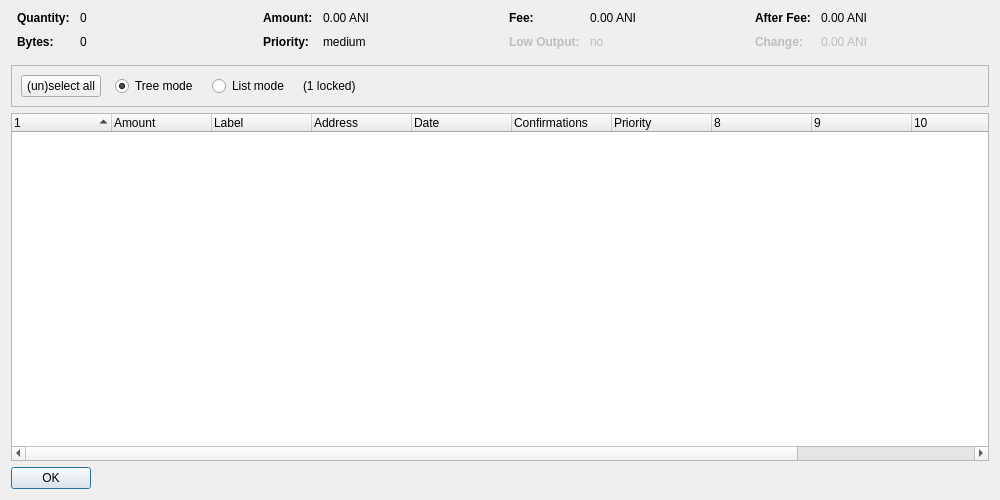
Before: the Qt Designer form src/qt/forms/coincontroldialog.ui in Animecointeam/Animecoin, drawn with Qt 5.
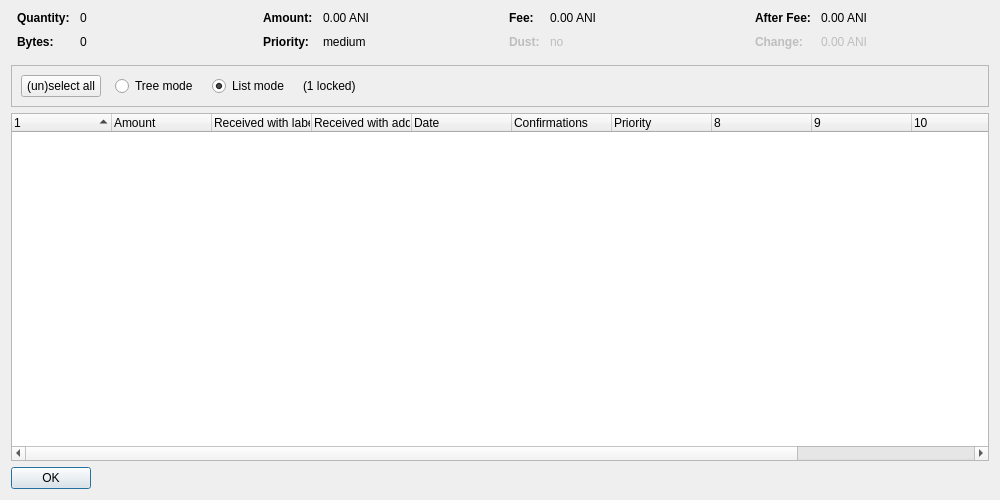
After: the same form once the commit is applied. Custom widgets are drawn as their Qt base class.

```diff
--- a/src/qt/forms/coincontroldialog.ui
+++ b/src/qt/forms/coincontroldialog.ui
@@ -225,7 +225,7 @@
           </font>
          </property>
          <property name="text">
-          <string>Low Output:</string>
+          <string>Dust:</string>
          </property>
         </widget>
        </item>
@@ -376,9 +376,6 @@
           <property name="text">
            <string>Tree mode</string>
           </property>
-          <property name="checked">
-           <bool>true</bool>
-          </property>
          </widget>
         </item>
         <item>
@@ -392,6 +389,9 @@
           <property name="text">
            <string>List mode</string>
           </property>
+          <property name="checked">
+           <bool>true</bool>
+          </property>
          </widget>
         </item>
         <item>
@@ -448,12 +448,12 @@
      </column>
      <column>
       <property name="text">
-       <string notr="true">Label</string>
+       <string>Received with label</string>
       </property>
      </column>
      <column>
       <property name="text">
-       <string>Address</string>
+       <string>Received with address</string>
       </property>
      </column>
      <column>
```
Left out of the diff: 5 changed lines with no effect on the pictures.
